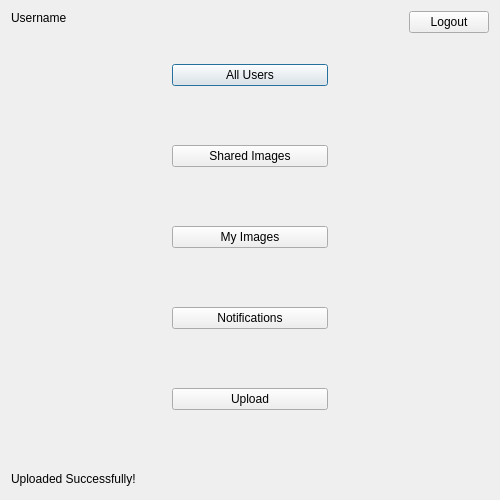
This is seconddialog.ui in hassan-kandil/DistImage as Qt 5 draws it before an edit. The edited form follows.
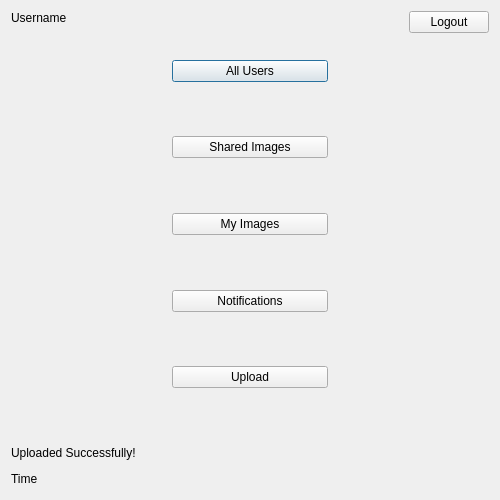
This is the edited form.

Commit message: Time and layout

The edit to the form file:
```diff
--- a/seconddialog.ui
+++ b/seconddialog.ui
@@ -267,6 +267,30 @@
      </item>
     </layout>
    </item>
+   <item>
+    <layout class="QHBoxLayout" name="horizontalLayout_7">
+     <item>
+      <widget class="QLabel" name="lbl_time">
+       <property name="text">
+        <string>Time</string>
+       </property>
+      </widget>
+     </item>
+     <item>
+      <spacer name="horizontalSpacer_8">
+       <property name="orientation">
+        <enum>Qt::Horizontal</enum>
+       </property>
+       <property name="sizeHint" stdset="0">
+        <size>
+         <width>40</width>
+         <height>20</height>
+        </size>
+       </property>
+      </spacer>
+     </item>
+    </layout>
+   </item>
   </layout>
  </widget>
  <tabstops>
```
The commit also changes 52 other files.
